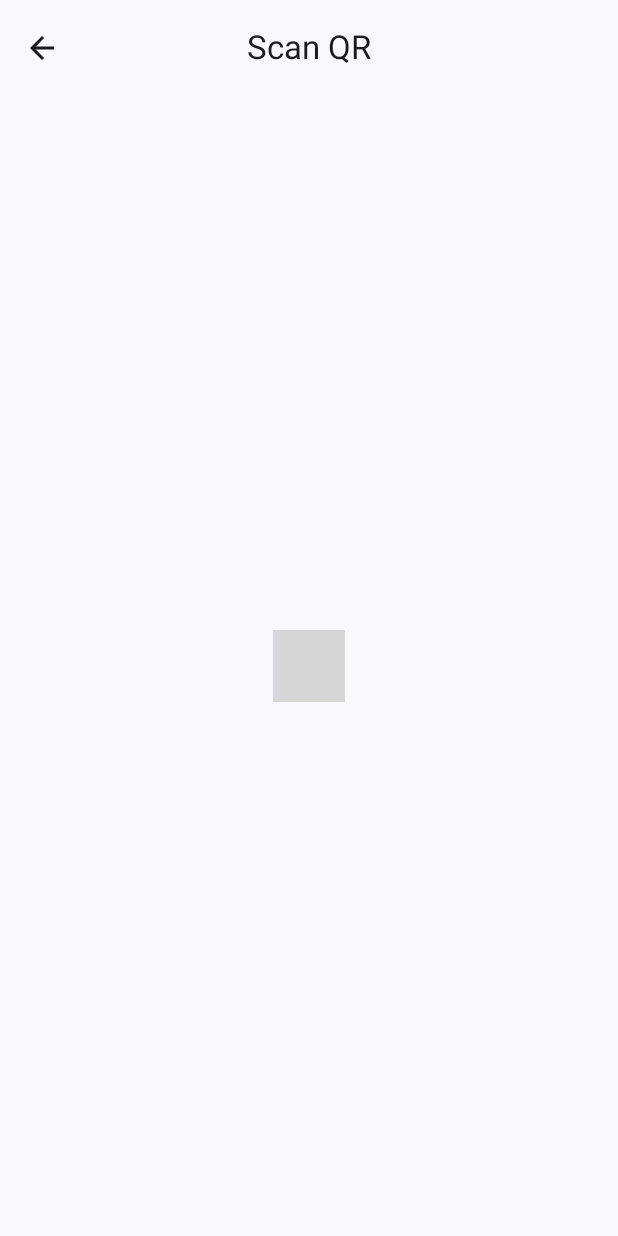
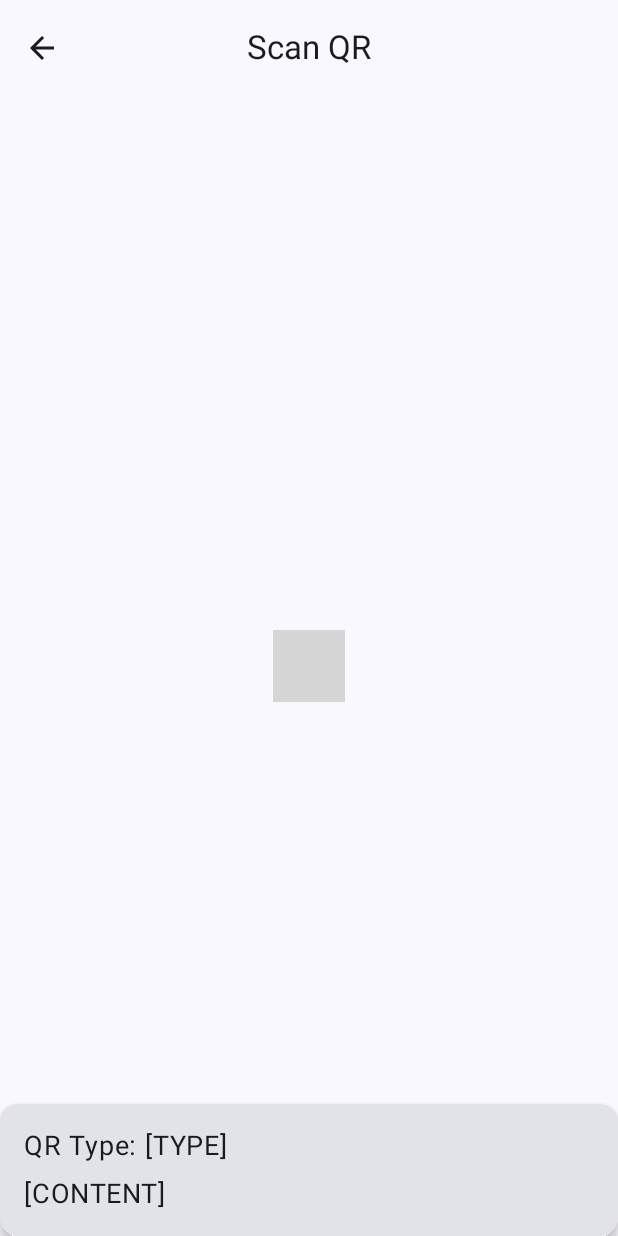
Before and after one commit to tirlapuram/SnapQR, an Android app built with Jetpack Compose: the ScanQRScreen screen opened through its navigation route, on a phone screen of 412 x 824 dp. Run offline under Robolectric (Android 15) with nearby library versions, the phone set to English and light mode, and no system bars; our stand-ins replace Dagger/Hilt's generated code; libraries missing offline, so code that uses them is left out: androidx.camera.core, androidx.camera.lifecycle, androidx.camera.view, com.google.mlkit.vision; 3 statements that could not run were skipped; grey boxes are pictures that could not be loaded.

Commit message:
commit 9

```diff
--- a/app/build.gradle.kts
+++ b/app/build.gradle.kts
@@ -11,7 +11,7 @@ android {
 
     defaultConfig {
         applicationId = "uk.ac.tees.mad.snapqr"
-        minSdk = 24
+        minSdk = 26
         targetSdk = 34
         versionCode = 1
         versionName = "1.0"
@@ -75,17 +75,14 @@ dependencies {
     kapt("com.google.dagger:hilt-compiler:2.51.1")
     implementation ("androidx.hilt:hilt-navigation-compose:1.2.0")
 
-
     //Barcode
     implementation("com.google.mlkit:barcode-scanning:17.3.0")
-
 
     //Camera2
     implementation("androidx.camera:camera-camera2:1.2.3")
     implementation("androidx.camera:camera-lifecycle:1.2.3")
     implementation("androidx.camera:camera-view:1.2.3")
 
-
     implementation ("androidx.navigation:navigation-compose:2.8.0")
     implementation ("io.coil-kt:coil-compose:2.7.0")
     implementation ("androidx.compose.material:material-icons-extended:1.7.0")
--- a/app/src/main/java/uk/ac/tees/mad/snapqr/MainActivity.kt
+++ b/app/src/main/java/uk/ac/tees/mad/snapqr/MainActivity.kt
@@ -12,8 +12,10 @@ import androidx.compose.runtime.Composable
 import androidx.compose.ui.Modifier
 import androidx.navigation.compose.NavHost
 import androidx.navigation.compose.rememberNavController
+import dagger.hilt.android.AndroidEntryPoint
 import uk.ac.tees.mad.snapqr.ui.theme.SnapQRTheme
 
+@AndroidEntryPoint
 class MainActivity : ComponentActivity() {
     override fun onCreate(savedInstanceState: Bundle?) {
         super.onCreate(savedInstanceState)
--- a/app/src/main/java/uk/ac/tees/mad/snapqr/ui/scanqr/ScanQRScreen.kt
+++ b/app/src/main/java/uk/ac/tees/mad/snapqr/ui/scanqr/ScanQRScreen.kt
@@ -1,23 +1,41 @@
 package uk.ac.tees.mad.snapqr.ui.scanqr
 
+import android.app.Activity
+import android.content.Context
+import android.content.Intent
+import android.net.Uri
+import android.os.VibrationEffect
+import android.os.Vibrator
+import android.util.Log
+import androidx.activity.compose.rememberLauncherForActivityResult
+import androidx.activity.result.contract.ActivityResultContracts
 import androidx.camera.core.CameraSelector
 import androidx.camera.core.ExperimentalGetImage
 import androidx.camera.core.ImageAnalysis
 import androidx.camera.core.ImageProxy
 import androidx.camera.core.Preview
 import androidx.camera.view.PreviewView
+import androidx.compose.animation.AnimatedVisibility
 import androidx.compose.foundation.layout.Box
+import androidx.compose.foundation.layout.Column
+import androidx.compose.foundation.layout.Spacer
 import androidx.compose.foundation.layout.fillMaxSize
+import androidx.compose.foundation.layout.fillMaxWidth
+import androidx.compose.foundation.layout.height
 import androidx.compose.foundation.layout.padding
 import androidx.compose.material.icons.Icons
 import androidx.compose.material.icons.filled.ArrowBack
+import androidx.compose.material3.Card
+import androidx.compose.material3.CardDefaults
 import androidx.compose.material3.CenterAlignedTopAppBar
 import androidx.compose.material3.ExperimentalMaterial3Api
 import androidx.compose.material3.Icon
 import androidx.compose.material3.IconButton
 import androidx.compose.material3.Scaffold
 import androidx.compose.material3.Text
+import androidx.compose.material3.TextButton
 import androidx.compose.runtime.Composable
+import androidx.compose.runtime.LaunchedEffect
 import androidx.compose.runtime.collectAsState
 import androidx.compose.runtime.getValue
 import androidx.compose.runtime.mutableStateOf
@@ -25,7 +43,11 @@ import androidx.compose.runtime.remember
 import androidx.compose.runtime.setValue
 import androidx.compose.ui.Alignment
 import androidx.compose.ui.Modifier
+import androidx.compose.ui.platform.LocalContext
+import androidx.compose.ui.unit.dp
+import androidx.compose.ui.unit.sp
 import androidx.compose.ui.viewinterop.AndroidView
+import androidx.core.content.ContextCompat
 import androidx.hilt.navigation.compose.hiltViewModel
 import androidx.lifecycle.compose.LocalLifecycleOwner
 import androidx.navigation.NavHostController
@@ -33,7 +55,10 @@ import com.google.mlkit.vision.barcode.BarcodeScanner
 import com.google.mlkit.vision.barcode.BarcodeScanning
 import com.google.mlkit.vision.barcode.common.Barcode
 import com.google.mlkit.vision.common.InputImage
+import uk.ac.tees.mad.snapqr.CAMERA_PERMISSION
 import uk.ac.tees.mad.snapqr.SnapNav
+import uk.ac.tees.mad.snapqr.cameraPermissionRequest
+import uk.ac.tees.mad.snapqr.openPermissionSetting
 import java.util.concurrent.Executors
 
 object ScanNav : SnapNav {
@@ -52,7 +77,29 @@ fun ScanQRScreen(
     val lifecycleOwner = LocalLifecycleOwner.current
     val state = scanQRViewModel.state.collectAsState().value
     val qrType = state.qrType
-    var qrContent by remember { mutableStateOf(state.qrContent) }
+    var qrContent = state.qrContent
+    val context = LocalContext.current
+
+    val requestPermissionLauncher =
+        rememberLauncherForActivityResult(contract = ActivityResultContracts.RequestPermission()) { isGranted ->
+            if (isGranted) {
+
+            }
+        }
+
+    LaunchedEffect(Unit) {
+        when {
+            (context as Activity).shouldShowRequestPermissionRationale(CAMERA_PERMISSION) -> {
+                context.cameraPermissionRequest {
+                    context.openPermissionSetting()
+                }
+            }
+
+            else -> {
+                requestPermissionLauncher.launch(CAMERA_PERMISSION)
+            }
+        }
+    }
 
     Scaffold(
         topBar = {
@@ -76,6 +123,7 @@ fun ScanQRScreen(
             AndroidView(
                 factory = { context ->
                     val previewView = PreviewView(context)
+                    previewView.post {
                         cameraXViewModel.processCameraProvider.observe(lifecycleOwner) { cameraProvider ->
                             val preview = Preview.Builder().build().apply {
                                 setSurfaceProvider(previewView.surfaceProvider)
@@ -97,22 +145,55 @@ fun ScanQRScreen(
                                 lifecycleOwner, cameraSelector, imageAnalysis
                             )
                         }
+                    }
                     previewView
                 },
                 modifier = Modifier.fillMaxSize()
             )
+
+            AnimatedVisibility(
+                visible = qrType.isNotEmpty(),
+                modifier = Modifier.align(Alignment.BottomCenter)
+            ) {
+                Card(
+                    modifier = Modifier
+                        .fillMaxWidth()
+                        .align(Alignment.BottomCenter),
+                    elevation = CardDefaults.cardElevation(4.dp)
+                ) {
+                    Column(modifier = Modifier.padding(16.dp)) {
+                        Text(text = "QR Type: $qrType", fontSize = 18.sp)
+                        Spacer(modifier = Modifier.height(8.dp))
+                        if (qrType == "URL") {
+                            TextButton(onClick = {
+                                if (!qrContent.startsWith("http://") && !qrContent.startsWith("https://")) {
+                                    qrContent = "http://$qrContent"
+                                }
+                                val browserIntent = Intent(Intent.ACTION_VIEW, Uri.parse(qrContent))
+                                context.startActivity(browserIntent)
+                            }) {
+                                Text(text = qrContent, fontSize = 18.sp)
+                            }
+                        } else {
+                            Text(text = qrContent, fontSize = 18.sp)
                         }
                     }
                 }
-
+            }
+        }
+    }
+}
 
 @androidx.annotation.OptIn(ExperimentalGetImage::class)
 private fun processImage(
     viewModel: ScanQRViewModel,
     barcodeScanner: BarcodeScanner,
-    imageProxy: ImageProxy
+    imageProxy: ImageProxy,
+    context: Context,
+    onScanSuccess: () -> Unit
 ) {
-    val inputImage = InputImage.fromMediaImage(imageProxy.image!!, imageProxy.imageInfo.rotationDegrees)
+    val inputImage =
+        InputImage.fromMediaImage(imageProxy.image!!, imageProxy.imageInfo.rotationDegrees)
 
     barcodeScanner.process(inputImage)
         .addOnSuccessListener { barcodes ->
@@ -120,12 +201,27 @@ private fun processImage(
                 val barcode = barcodes.first()
                 when (barcode.valueType) {
                     Barcode.TYPE_URL -> {
-                        viewModel.updateState(qrType = "URL", qrContent = barcode.url?.url.toString())
+                        Log.d("QR", barcode.url?.url.toString())
+                        viewModel.updateState(
+                            qrType = "URL",
+                            qrContent = barcode.url?.url.toString()
+                        )
                     }
+
                     else -> {
                         viewModel.updateState(qrType = "Text", qrContent = barcode.rawValue ?: "")
                     }
                 }
+                // Trigger vibration
+                val vibrator = ContextCompat.getSystemService(context, Vibrator::class.java)
+                vibrator?.vibrate(
+                    VibrationEffect.createOneShot(
+                        100,
+                        VibrationEffect.DEFAULT_AMPLITUDE
+                    )
+                )
+
+                onScanSuccess()
             }
         }
         .addOnCompleteListener {
```
Also changed, not shown: app/src/main/AndroidManifest.xml (+9 -0 lines), app/src/main/java/uk/ac/tees/mad/snapqr/SnapQRApp.kt (added, +8 -0 lines), app/src/main/java/uk/ac/tees/mad/snapqr/Utils.kt (added, +34 -0 lines). Lines whose indentation alone changed are shown as unchanged.
